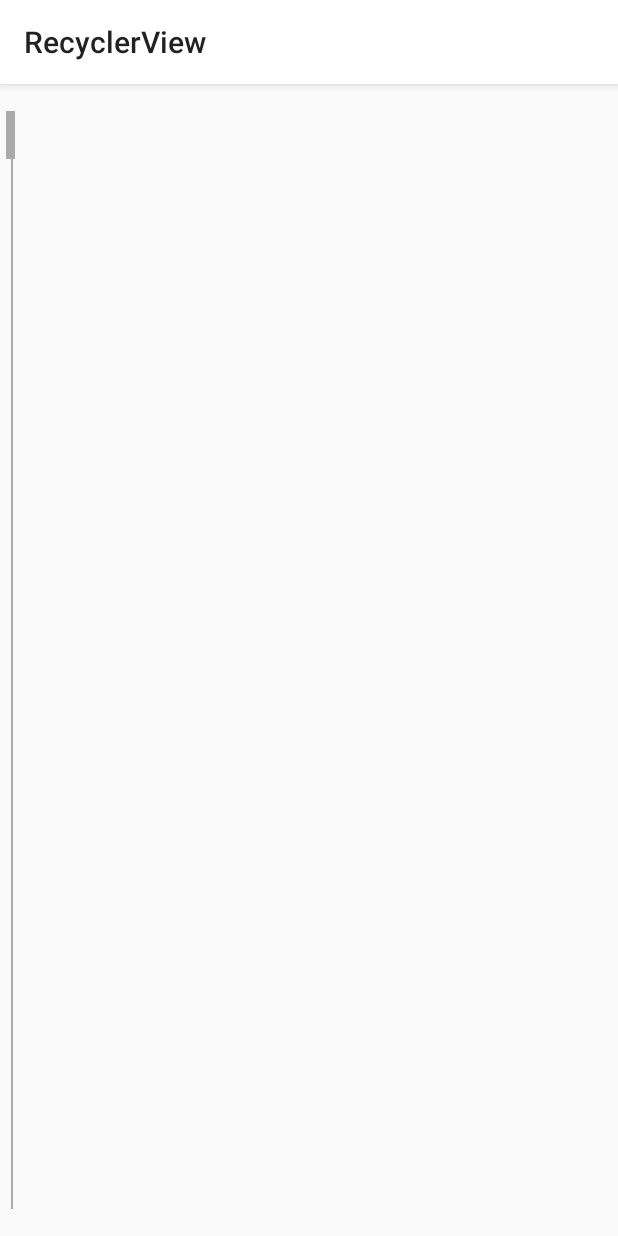
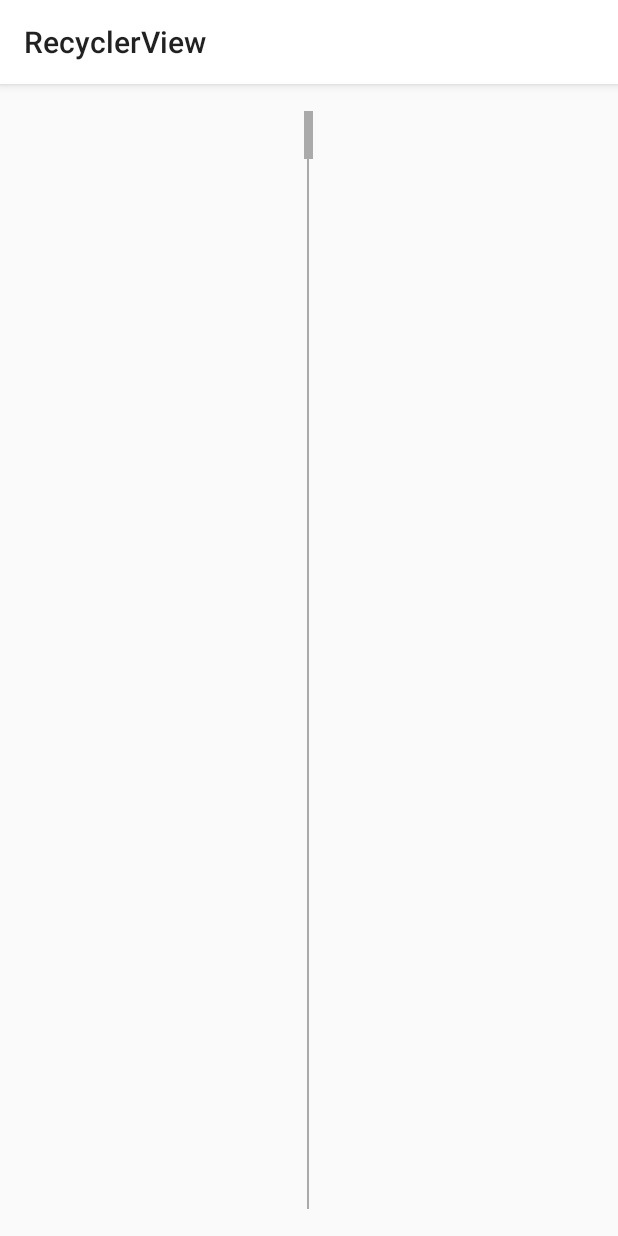
Before and after one commit to danoz73/RecyclerViewFastScroller, an Android app: the layout vertical_recycler_fast_scroller_layout.xml on its own in the app's theme, with its tools: preview values and no code run, on a phone screen of 412 x 824 dp. Run offline under Robolectric (Android 15) with nearby library versions, the phone set to English and light mode, and no system bars.

Commit message:
Fixed centering on default scrollbar

```diff
--- a/Application/src/main/res/layout/recycler_view_frag.xml
+++ b/Application/src/main/res/layout/recycler_view_frag.xml
@@ -34,6 +34,8 @@
         custom:handleBackground="@color/fastScrollHandleColor"
         android:layout_alignParentRight="true"
         android:layout_alignParentEnd="true"
+        android:paddingRight="@dimen/margin_small"
+        android:paddingEnd="@dimen/margin_small"
         />
 
 </RelativeLayout>
--- a/Application/src/main/res/layout/vertical_recycler_fast_scroller_layout.xml
+++ b/Application/src/main/res/layout/vertical_recycler_fast_scroller_layout.xml
@@ -1,10 +1,11 @@
 <?xml version="1.0" encoding="utf-8"?>
 <FrameLayout
     xmlns:android="http://schemas.android.com/apk/res/android"
-    android:layout_width="28dp"
+    android:layout_width="wrap_content"
     android:layout_height="match_parent"
     android:paddingTop="18dp"
     android:paddingBottom="18dp"
+    android:layout_gravity="center"
     >
 
     <View
@@ -12,10 +13,7 @@
         android:layout_width="1dp"
         android:layout_height="match_parent"
         android:background="@android:color/darker_gray"
-        android:layout_marginLeft="7dp"
-        android:layout_marginStart="7dp"
-        android:layout_marginRight="16dp"
-        android:layout_marginEnd="16dp"
+        android:layout_gravity="center"
         />
 
     <View
@@ -23,10 +21,7 @@
         android:layout_width="6dp"
         android:layout_height="32dp"
         android:background="@android:color/darker_gray"
-        android:layout_marginLeft="4dp"
-        android:layout_marginStart="4dp"
-        android:layout_marginRight="12dp"
-        android:layout_marginEnd="12dp"
+        android:layout_gravity="center_horizontal"
         />
 
 </FrameLayout>
```
